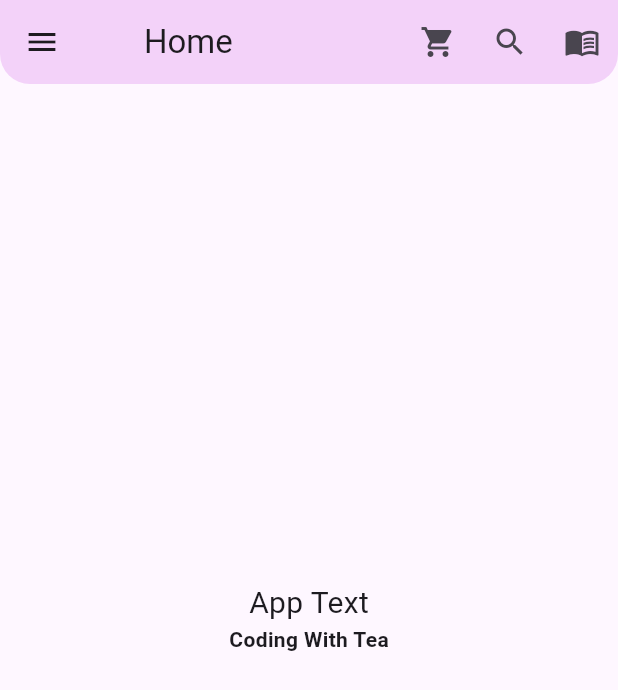
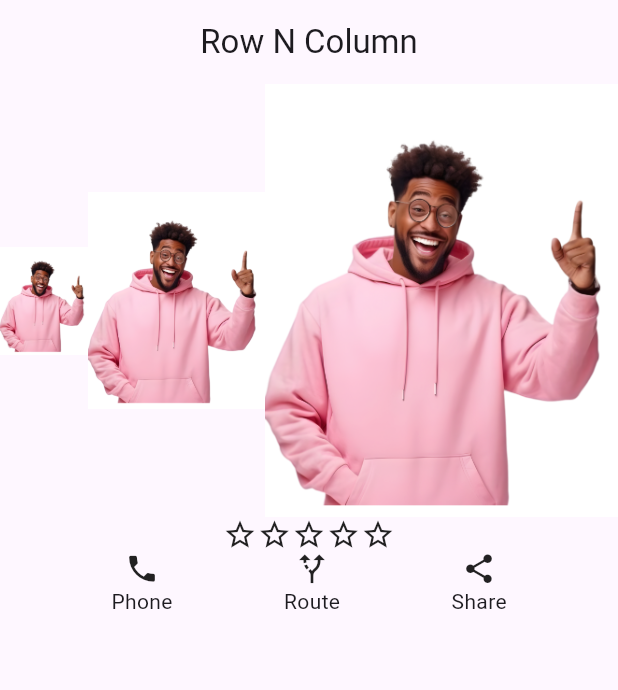
Before and after one commit to ianotieno/MyApp, a Flutter app: the screen it shows after launch, on a phone screen of 412 x 824 dp. Shown: the top 690 px of the screen. Run offline on Flutter 3.47's test engine with Material 3 defaults, Android fonts, the phone set to English and light mode, and no system bars; our stand-ins replace font_awesome_flutter.

Commit message:
update rowncolumn

```diff
--- a/lib/main.dart
+++ b/lib/main.dart
@@ -2,6 +2,7 @@ import 'package:flutter/material.dart';
 import 'package:pizza_app/screens/App.dart';
 
 import 'package:pizza_app/screens/home.dart';
+import 'package:pizza_app/screens/rowcolumn.dart';
 
 void main() {
   runApp(MyApp());
@@ -16,7 +17,7 @@ class MyApp extends StatelessWidget {
       title: 'My Diary',
       themeMode: ThemeMode.system,
       debugShowCheckedModeBanner: false,
-      home: App(),
+      home: Row1(),
     );
   }
 }
--- /dev/null
+++ b/lib/screens/rowcolumn.dart
@@ -0,0 +1,61 @@
+import 'package:flutter/material.dart';
+
+class Row1 extends StatelessWidget {
+  const Row1({super.key});
+
+  @override
+  Widget build(BuildContext context) {
+    return Scaffold(
+      appBar: AppBar(title:Text ("Row N Column"),centerTitle: true, ),
+      body: Container(
+
+      child :Column(
+        children: [
+          Row(
+             mainAxisAlignment: MainAxisAlignment.center,
+            children: [
+           Expanded(child: Image(image: AssetImage('images/dashboard.png'), width: 150,)),
+           Expanded(flex:2, child: Image(image: AssetImage('images/dashboard.png'), width: 150,)),
+           Expanded(flex:4,child: Image(image: AssetImage('images/dashboard.png'), width: 150,)),
+            ],
+          ),
+          Row(
+             mainAxisAlignment: MainAxisAlignment.center,
+            children: [
+              Icon(Icons.star_border,size: 23,),
+              Icon(Icons.star_border,size: 23,),
+              Icon(Icons.star_border,size: 23,),
+              Icon(Icons.star_border,size: 23,),
+              Icon(Icons.star_border,size: 23,),
+            ],
+          ),
+          Row(
+            mainAxisAlignment: MainAxisAlignment.spaceEvenly,
+            children: [
+              Column(
+                children: [
+                Icon(Icons.phone,size: 23,),
+                Text("Phone")
+                ],
+              ),
+              Column(
+                children: [
+                Icon(Icons.alt_route,size: 23,),
+                Text("Route")
+                ],
+              ),
+               Column(
+                children: [
+               Icon(Icons.share,size: 23,),
+                Text("Share")
+                ],
+              ),
+
+
+            ],
+          ),
+        ],
+      ),)
+    );
+  }
+}
```
